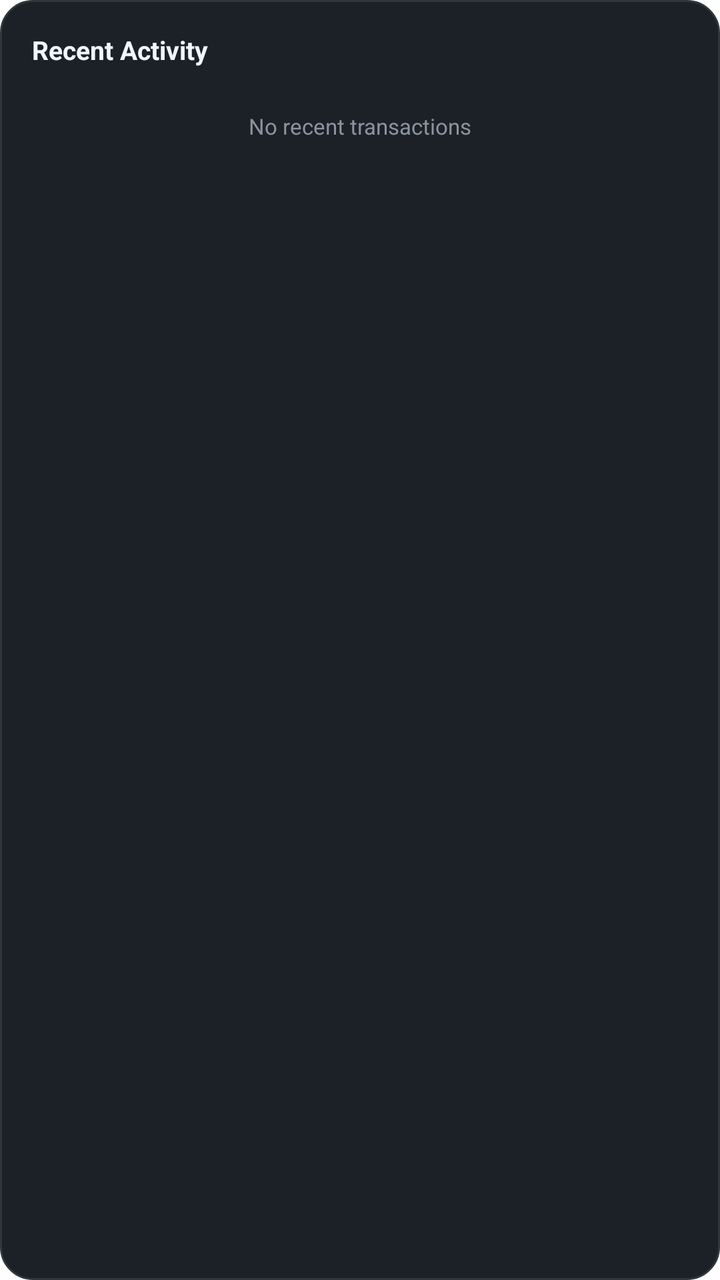
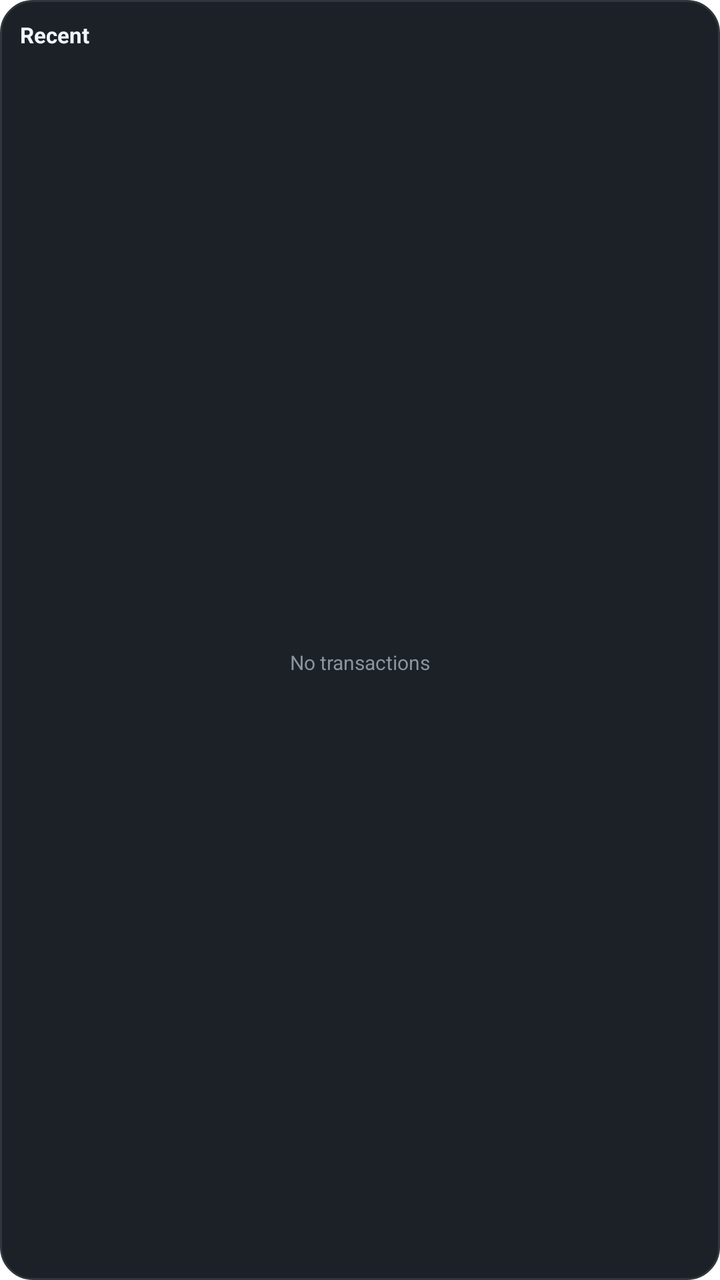

The first picture is an Android layout as it rendered before a commit; the second is the same layout after the commit. The layout source and the unified diff follow.
<!-- AndroidManifest.xml: fallback theme Theme.MaterialComponents.DayNight.NoActionBar -->
<!-- res/layout/widget_recent.xml -->
<?xml version="1.0" encoding="utf-8"?>
<LinearLayout xmlns:android="http://schemas.android.com/apk/res/android"
    android:layout_width="match_parent"
    android:layout_height="match_parent"
    android:orientation="vertical"
    android:padding="16dp"
    android:background="@drawable/widget_background">

    <TextView
        android:layout_width="match_parent"
        android:layout_height="wrap_content"
        android:text="Recent Activity"
        android:textColor="#F0F6FC"
        android:textSize="13sp"
        android:textStyle="bold"
        android:layout_marginBottom="12dp" />

    <LinearLayout
        android:id="@+id/transactions_container"
        android:layout_width="match_parent"
        android:layout_height="wrap_content"
        android:orientation="vertical">
        
        
        <LinearLayout
            android:id="@+id/txn_1"
            android:layout_width="match_parent"
            android:layout_height="wrap_content"
            android:orientation="horizontal"
            android:gravity="center_vertical"
            android:paddingTop="6dp"
            android:paddingBottom="6dp"
            android:visibility="gone">
            <TextView android:id="@+id/title_1" android:layout_width="0dp" android:layout_height="wrap_content" android:layout_weight="1" android:text="Food" android:textColor="#F0F6FC" android:textSize="12sp" />
            <TextView android:id="@+id/amt_1" android:layout_width="wrap_content" android:layout_height="wrap_content" android:text="-$12" android:textColor="#F85149" android:textSize="12sp" android:textStyle="bold" />
        </LinearLayout>

        
        <LinearLayout
            android:id="@+id/txn_2"
            android:layout_width="match_parent"
            android:layout_height="wrap_content"
            android:orientation="horizontal"
            android:gravity="center_vertical"
            android:paddingTop="6dp"
            android:paddingBottom="6dp"
            android:visibility="gone">
            <TextView android:id="@+id/title_2" android:layout_width="0dp" android:layout_height="wrap_content" android:layout_weight="1" android:text="Salary" android:textColor="#F0F6FC" android:textSize="12sp" />
            <TextView android:id="@+id/amt_2" android:layout_width="wrap_content" android:layout_height="wrap_content" android:text="+$500" android:textColor="#3FB950" android:textSize="12sp" android:textStyle="bold" />
        </LinearLayout>

        
        <LinearLayout
            android:id="@+id/txn_3"
            android:layout_width="match_parent"
            android:layout_height="wrap_content"
            android:orientation="horizontal"
            android:gravity="center_vertical"
            android:paddingTop="6dp"
            android:paddingBottom="6dp"
            android:visibility="gone">
            <TextView android:id="@+id/title_3" android:layout_width="0dp" android:layout_height="wrap_content" android:layout_weight="1" android:text="Rent" android:textColor="#F0F6FC" android:textSize="12sp" />
            <TextView android:id="@+id/amt_3" android:layout_width="wrap_content" android:layout_height="wrap_content" android:text="-$200" android:textColor="#F85149" android:textSize="12sp" android:textStyle="bold" />
        </LinearLayout>
    </LinearLayout>

    <TextView
        android:id="@+id/empty_msg"
        android:layout_width="match_parent"
        android:layout_height="wrap_content"
        android:text="No recent transactions"
        android:textColor="#8B949E"
        android:textSize="11sp"
        android:gravity="center"
        android:layout_marginTop="10dp"
        android:visibility="visible" />

</LinearLayout>
<!-- resources referenced by this layout -->
<resources>
  <!-- drawable widget_background (drawable) -->
  <?xml version="1.0" encoding="utf-8"?>
  <shape xmlns:android="http://schemas.android.com/apk/res/android"
      android:shape="rectangle">
      <solid android:color="#1C2128" />
      <corners android:radius="16dp" />
      <stroke android:width="1dp" android:color="#30363D" />
  </shape>
</resources>

<!-- the commit's change to res/layout/widget_recent.xml (unified diff, before → after) -->
@@ -3,76 +3,74 @@
     android:layout_width="match_parent"
     android:layout_height="match_parent"
     android:orientation="vertical"
-    android:padding="16dp"
+    android:padding="10dp"
     android:background="@drawable/widget_background">
 
     <TextView
         android:layout_width="match_parent"
         android:layout_height="wrap_content"
-        android:text="Recent Activity"
+        android:text="Recent"
         android:textColor="#F0F6FC"
-        android:textSize="13sp"
+        android:textSize="11sp"
         android:textStyle="bold"
-        android:layout_marginBottom="12dp" />
+        android:layout_marginBottom="8dp" />
 
     <LinearLayout
         android:id="@+id/transactions_container"
         android:layout_width="match_parent"
         android:layout_height="wrap_content"
         android:orientation="vertical">
-        
-        
+
         <LinearLayout
             android:id="@+id/txn_1"
             android:layout_width="match_parent"
             android:layout_height="wrap_content"
             android:orientation="horizontal"
             android:gravity="center_vertical"
-            android:paddingTop="6dp"
-            android:paddingBottom="6dp"
+            android:paddingTop="4dp"
+            android:paddingBottom="4dp"
             android:visibility="gone">
-            <TextView android:id="@+id/title_1" android:layout_width="0dp" android:layout_height="wrap_content" android:layout_weight="1" android:text="Food" android:textColor="#F0F6FC" android:textSize="12sp" />
-            <TextView android:id="@+id/amt_1" android:layout_width="wrap_content" android:layout_height="wrap_content" android:text="-$12" android:textColor="#F85149" android:textSize="12sp" android:textStyle="bold" />
+            <TextView android:id="@+id/title_1" android:layout_width="0dp" android:layout_height="wrap_content" android:layout_weight="1" android:textColor="#F0F6FC" android:textSize="10sp" android:maxLines="1" android:ellipsize="end" />
+            <TextView android:id="@+id/amt_1" android:layout_width="wrap_content" android:layout_height="wrap_content" android:textColor="#F85149" android:textSize="10sp" android:textStyle="bold" />
         </LinearLayout>
 
-        
         <LinearLayout
             android:id="@+id/txn_2"
             android:layout_width="match_parent"
             android:layout_height="wrap_content"
             android:orientation="horizontal"
             android:gravity="center_vertical"
-            android:paddingTop="6dp"
-            android:paddingBottom="6dp"
+            android:paddingTop="4dp"
+            android:paddingBottom="4dp"
             android:visibility="gone">
-            <TextView android:id="@+id/title_2" android:layout_width="0dp" android:layout_height="wrap_content" android:layout_weight="1" android:text="Salary" android:textColor="#F0F6FC" android:textSize="12sp" />
-            <TextView android:id="@+id/amt_2" android:layout_width="wrap_content" android:layout_height="wrap_content" android:text="+$500" android:textColor="#3FB950" android:textSize="12sp" android:textStyle="bold" />
+            <TextView android:id="@+id/title_2" android:layout_width="0dp" android:layout_height="wrap_content" android:layout_weight="1" android:textColor="#F0F6FC" android:textSize="10sp" android:maxLines="1" android:ellipsize="end" />
+            <TextView android:id="@+id/amt_2" android:layout_width="wrap_content" android:layout_height="wrap_content" android:textColor="#3FB950" android:textSize="10sp" android:textStyle="bold" />
         </LinearLayout>
 
-        
         <LinearLayout
             android:id="@+id/txn_3"
             android:layout_width="match_parent"
             android:layout_height="wrap_content"
             android:orientation="horizontal"
             android:gravity="center_vertical"
-            android:paddingTop="6dp"
-            android:paddingBottom="6dp"
+            android:paddingTop="4dp"
+            android:paddingBottom="4dp"
             android:visibility="gone">
-            <TextView android:id="@+id/title_3" android:layout_width="0dp" android:layout_height="wrap_content" android:layout_weight="1" android:text="Rent" android:textColor="#F0F6FC" android:textSize="12sp" />
-            <TextView android:id="@+id/amt_3" android:layout_width="wrap_content" android:layout_height="wrap_content" android:text="-$200" android:textColor="#F85149" android:textSize="12sp" android:textStyle="bold" />
+            <TextView android:id="@+id/title_3" android:layout_width="0dp" android:layout_height="wrap_content" android:layout_weight="1" android:textColor="#F0F6FC" android:textSize="10sp" android:maxLines="1" android:ellipsize="end" />
+            <TextView android:id="@+id/amt_3" android:layout_width="wrap_content" android:layout_height="wrap_content" android:textColor="#F85149" android:textSize="10sp" android:textStyle="bold" />
         </LinearLayout>
+
     </LinearLayout>
 
     <TextView
         android:id="@+id/empty_msg"
         android:layout_width="match_parent"
-        android:layout_height="wrap_content"
-        android:text="No recent transactions"
+        android:layout_height="0dp"
+        android:layout_weight="1"
+        android:text="No transactions"
         android:textColor="#8B949E"
-        android:textSize="11sp"
+        android:textSize="10sp"
         android:gravity="center"
-        android:layout_marginTop="10dp"
         android:visibility="visible" />
 
 </LinearLayout>
